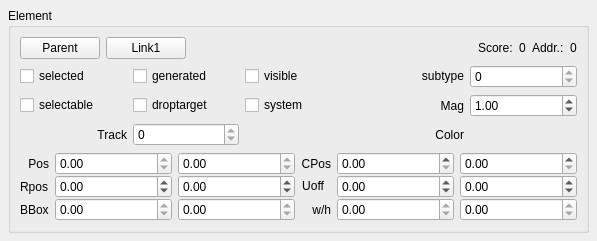
musescore/musescore-old, file mscore/mscore/element.ui: the form before one commit.
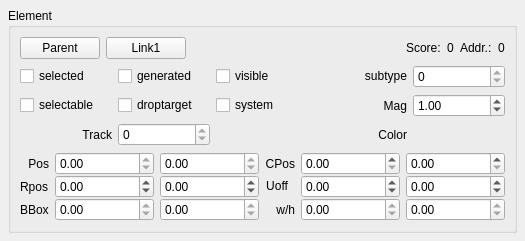
The form after the commit. Custom widgets are drawn as their Qt base class.

Patch:
```diff
--- a/mscore/mscore/element.ui
+++ b/mscore/mscore/element.ui
@@ -6,7 +6,7 @@
    <rect>
     <x>0</x>
     <y>0</y>
-    <width>597</width>
+    <width>525</width>
     <height>229</height>
    </rect>
   </property>
```
Left out of the diff: 16 changed lines with no effect on the pictures.
